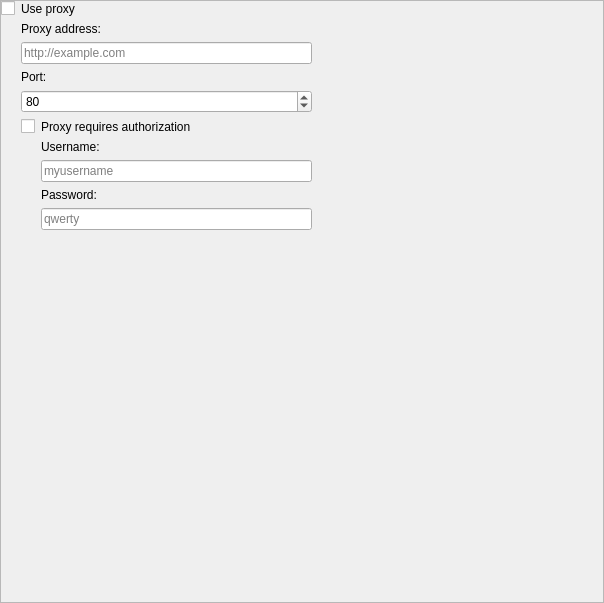
Above: seospider/ui/proxy_settings_widget.ui from andrascii/RiveSolutions_SEO_Spider before the change. Below: the same form after it.
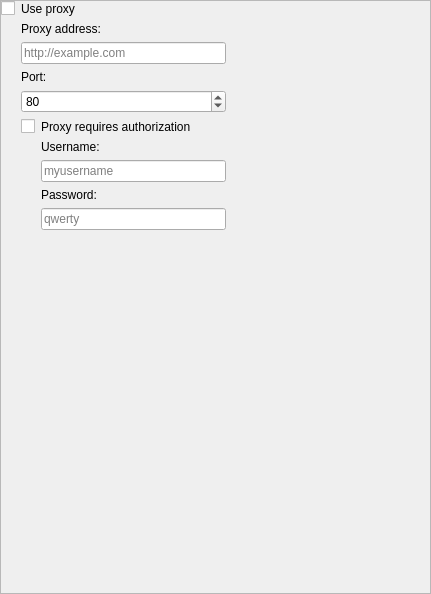
That is the form after the change.

The edit to the form file:
```diff
--- a/seospider/ui/proxy_settings_widget.ui
+++ b/seospider/ui/proxy_settings_widget.ui
@@ -6,8 +6,8 @@
    <rect>
     <x>0</x>
     <y>0</y>
-    <width>604</width>
-    <height>603</height>
+    <width>431</width>
+    <height>594</height>
    </rect>
   </property>
   <property name="windowTitle">
```
Left out of the diff: 132 changed lines with no effect on the pictures.
